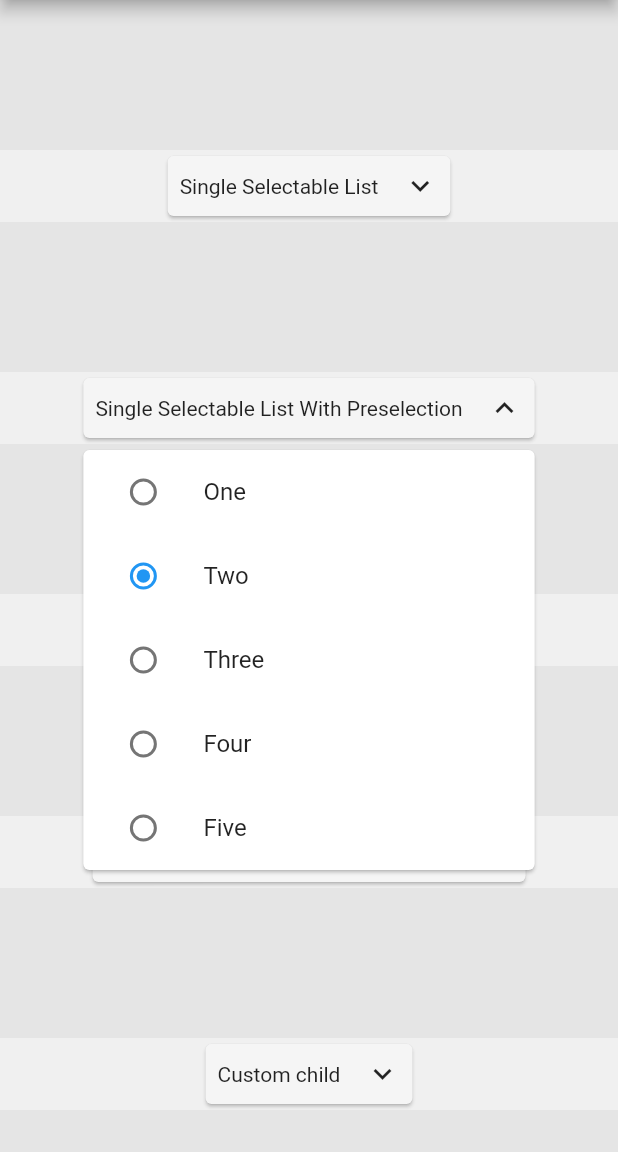
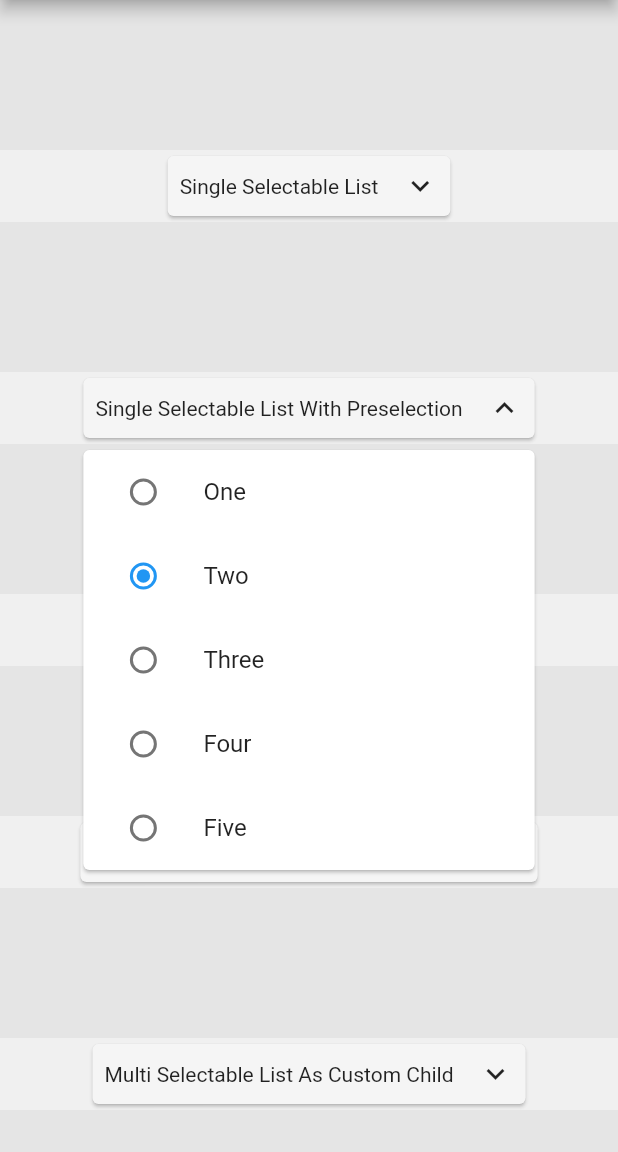
Before and after one commit to Bassiuz/magic_dropdown, a Flutter app: the screen it shows after launch, after a tap on "Multi Selectable List With Preselection", after a tap on "Single Selectable List", after a tap on "Single Selectable List With Preselection", on a phone screen of 412 x 824 dp, the part 84-1236 px from its top. Run offline on Flutter 3.47's test engine with Material 2 defaults, Android fonts, the phone set to English and light mode, and no system bars.

Commit message:
Make selectable widgets use variable sizing and scrollable

```diff
--- a/example/lib/main.dart
+++ b/example/lib/main.dart
@@ -98,6 +98,27 @@
               child: MagicDropdown(
                 filterTitle: "Multi Selectable List With Preselection",
                 dropdownMode: DropdownMode.multi,
+                selectableValues: const ["One", "Two", "Three", "Four", "Five"],
+                selectedValues: _selection3,
+                onMultiValueSelected: (List<String>? value) {
+                  setState(() {
+                    _selection3 = value!;
+                  });
+                },
+              ),
+            ),
+            SizedBox(
+              height: 100,
+              width: double.infinity,
+              child: DecoratedBox(
+                decoration: BoxDecoration(color: Colors.grey.shade200),
+              ),
+            ),
+            Center(
+              child: MagicDropdown(
+                filterTitle: "Multi Selectable List With capped height",
+                dropdownMode: DropdownMode.multi,
+                height: 200,
                 selectableValues: const ["One", "Two", "Three", "Four", "Five"],
                 selectedValues: _selection3,
                 onMultiValueSelected: (List<String>? value) {
--- a/lib/magic_dropdown.dart
+++ b/lib/magic_dropdown.dart
@@ -139,6 +139,8 @@
             widget.onSingleValueSelected!(selection);
           }
         },
+        width: widget.customWidth,
+        height: widget.height,
         selected:
             widget.selectedValues.isNotEmpty ? widget.selectedValues[0] : null,
         selectableValues: widget.selectableValues!);
@@ -151,6 +153,8 @@
             widget.onMultiValueSelected!(selection);
           }
         },
+        width: widget.customWidth,
+        height: widget.height,
         selected: widget.selectedValues,
         selectableValues: widget.selectableValues!);
   }
--- a/lib/widgets/magic_dropdown_multi_select.dart
+++ b/lib/widgets/magic_dropdown_multi_select.dart
@@ -6,11 +6,15 @@
     required this.selectableValues,
     required this.onChanged,
     this.selected = const [],
+    this.width,
+    this.height,
   }) : super(key: key);
 
   final List<String> selectableValues;
   final void Function(List<String>) onChanged;
   final List<String> selected;
+  final double? width;
+  final double? height;
 
   @override
   State<MagicDropdownMultiSelect> createState() =>
@@ -23,10 +27,11 @@
   @override
   Widget build(BuildContext context) {
     _selection = widget.selected;
-    return Column(
-      mainAxisSize: MainAxisSize.min,
-      children: [
-        Card(
+    return SizedBox(
+      width: widget.width,
+      height: widget.height,
+      child: SingleChildScrollView(
+        child: Card(
           child: Column(
             children: widget.selectableValues
                 .map((e) => CheckboxListTile(
@@ -47,7 +52,7 @@
                 .toList(),
           ),
         ),
-      ],
+      ),
     );
   }
 }
--- a/lib/widgets/magic_dropdown_single_select.dart
+++ b/lib/widgets/magic_dropdown_single_select.dart
@@ -5,12 +5,16 @@
       {Key? key,
       required this.selectableValues,
       required this.onChanged,
-      this.selected})
+      this.selected,
+      this.height,
+      this.width})
       : super(key: key);
 
   final List<String> selectableValues;
   final void Function(String) onChanged;
   final String? selected;
+  final double? height;
+  final double? width;
 
   @override
   State<MagicDropdownSingleSelect> createState() =>
@@ -23,10 +27,12 @@
   @override
   Widget build(BuildContext context) {
     _selection = widget.selected;
-    return Column(
-      mainAxisSize: MainAxisSize.min,
-      children: [
-        Card(
+    return SizedBox(
+      width: widget.width,
+      height: widget.height,
+      child: SingleChildScrollView(
+        child: Card(
+          child: SingleChildScrollView(
             child: Column(
               children: widget.selectableValues
                   .map((e) => ListTile(
@@ -45,7 +51,8 @@
                   .toList(),
             ),
           ),
-      ],
+        ),
+      ),
     );
   }
 }
```
Also changed, not shown: 1 other file. Lines whose indentation alone changed are shown as unchanged.
